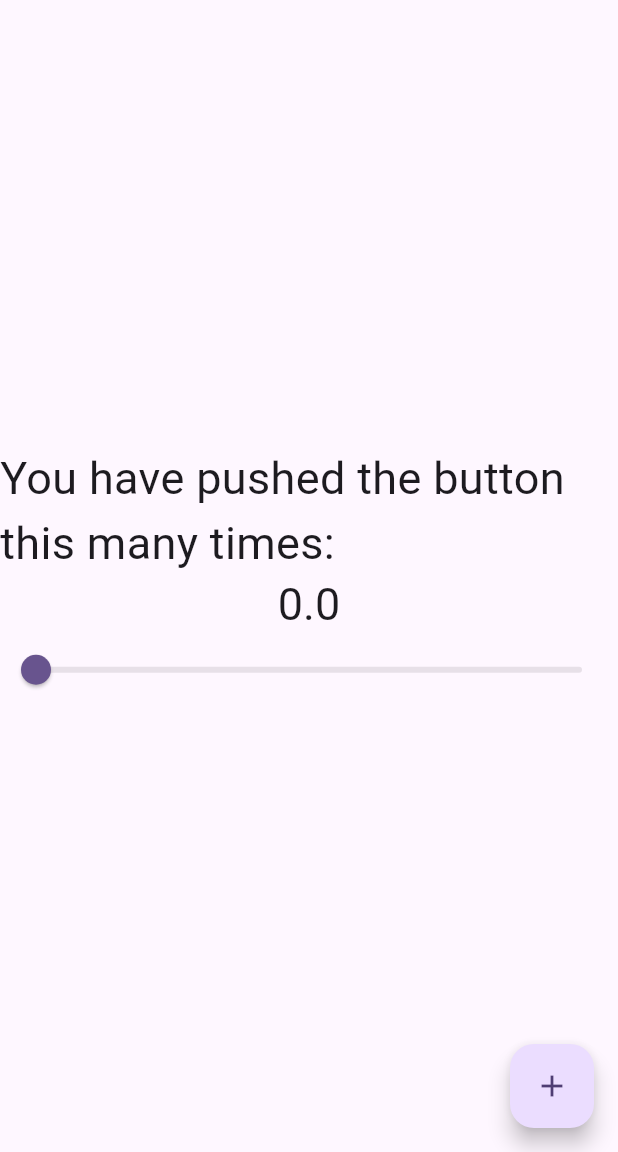
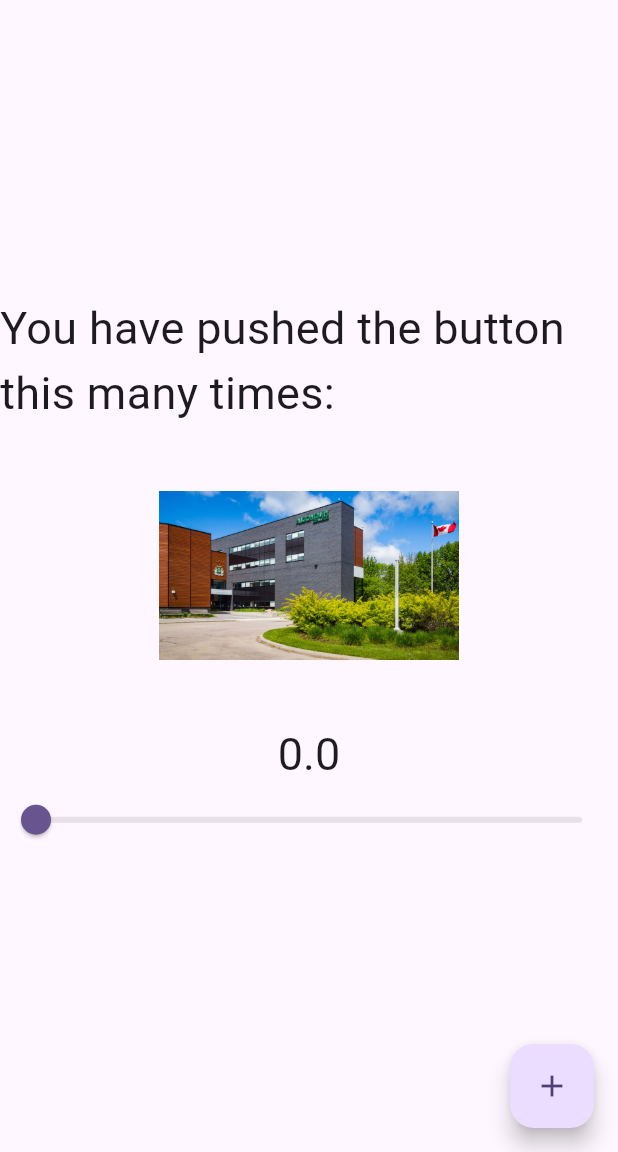
Before and after one commit to prou0212/my_cst2335_labs2, a Flutter app: the screen it shows after launch, on a phone screen of 412 x 824 dp, the part 84-1236 px from its top. Run offline on Flutter 3.47's test engine with Material 3 defaults, Android fonts, the phone set to English and light mode, and no system bars.

Commit message:
Adjusted the pictures dimensions

```diff
--- a/lib/main.dart
+++ b/lib/main.dart
@@ -110,7 +110,7 @@ class _MyHomePageState extends State<MyHomePage> {
           mainAxisAlignment: MainAxisAlignment.center,
           children: <Widget>[
             Text('You have pushed the button this many times:', style: TextStyle(fontSize: myFontSize)),
-
+            Image.asset("images/algonquin.jpg", width: 200, height: 200),
             Text(
               '$_counter',
               style: Theme.of(context).textTheme.headlineMedium!
--- a/pubspec.yaml
+++ b/pubspec.yaml
@@ -58,9 +58,8 @@ flutter:
   uses-material-design: true
 
   # To add assets to your application, add an assets section, like this:
-  # assets:
-  #   - images/a_dot_burr.jpeg
-  #   - images/a_dot_ham.jpeg
+  assets:
+     - images/algonquin.jpg
 
   # An image asset can refer to one or more resolution-specific "variants", see
   # https://flutter.dev/to/resolution-aware-images
```
Also changed, not shown: images/algonquin.jpg (added).
